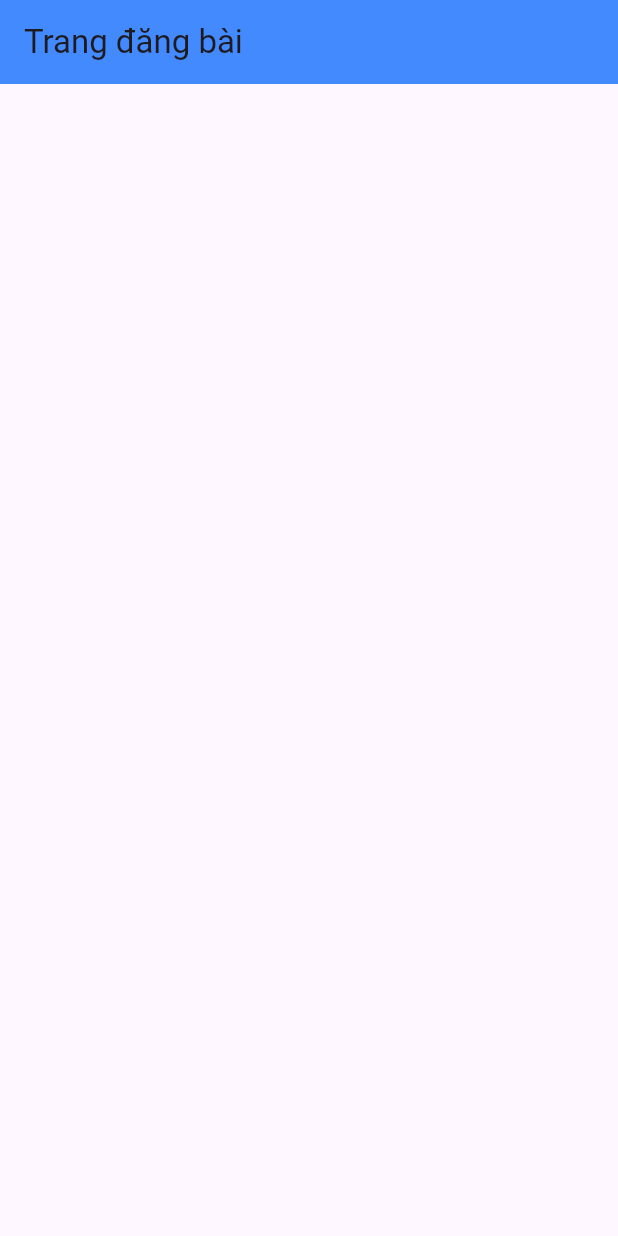
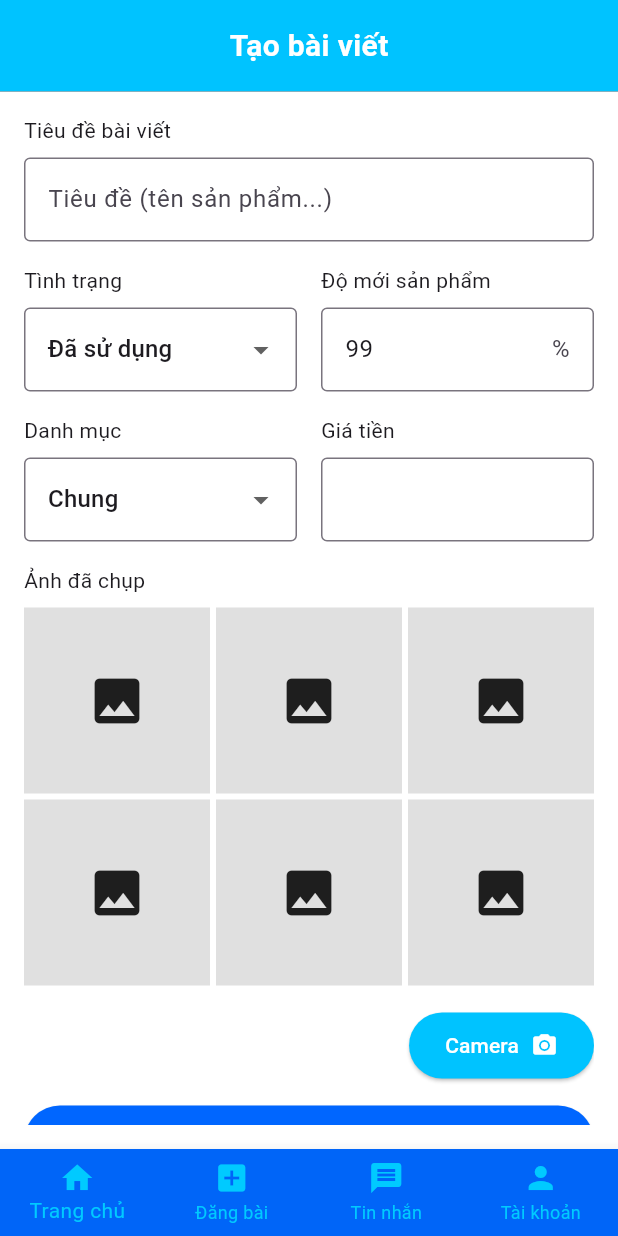
Before and after one commit to MinhNhat-6324/DATN, a Flutter app: the PostScreen screen opened directly, on a phone screen of 412 x 824 dp. Run offline on Flutter 3.47's test engine with Material 3 defaults, Android fonts, the phone set to English and light mode, and no system bars; our stand-ins replace image_picker; network calls fail.

Commit message:
up postScreen - ChinhSuaBaiViet-update homeScreen

```diff
--- a/lib/Screen/post_green.dart
+++ /dev/null
@@ -1,15 +0,0 @@
-import 'package:flutter/material.dart';
-
-class PostScreen extends StatelessWidget {
-  const PostScreen({super.key});
-
-  @override
-  Widget build(BuildContext context) {
-    return Scaffold(
-      appBar: AppBar(
-        title: const Text('Trang đăng bài'),
-        backgroundColor: Colors.blueAccent,
-      ),
-    );
-  }
-}
--- /dev/null
+++ b/lib/Screen/post_screen.dart
@@ -0,0 +1,223 @@
+import 'package:flutter/material.dart';
+
+class PostScreen extends StatelessWidget {
+  final TextEditingController titleController = TextEditingController();
+  final TextEditingController priceController = TextEditingController();
+  final TextEditingController conditionController =
+      TextEditingController(text: '99');
+
+  @override
+  Widget build(BuildContext context) {
+    return Scaffold(
+      backgroundColor: Colors.black,
+      body: SafeArea(
+        child: Column(
+          children: [
+            Container(
+              color: const Color(0xFF00C3FF),
+              padding: const EdgeInsets.symmetric(vertical: 16),
+              child: const Center(
+                child: Text(
+                  'Tạo bài viết',
+                  style: TextStyle(
+                      fontSize: 20,
+                      color: Colors.white,
+                      fontWeight: FontWeight.bold),
+                ),
+              ),
+            ),
+            Expanded(
+              child: Container(
+                color: Colors.white,
+                padding: const EdgeInsets.all(16),
+                child: SingleChildScrollView(
+                  child: Column(
+                    crossAxisAlignment: CrossAxisAlignment.start,
+                    children: [
+                      const Text('Tiêu đề bài viết'),
+                      const SizedBox(height: 8),
+                      TextField(
+                        controller: titleController,
+                        decoration: const InputDecoration(
+                          hintText: 'Tiêu đề (tên sản phẩm...)',
+                          border: OutlineInputBorder(),
+                        ),
+                      ),
+                      const SizedBox(height: 16),
+                      Row(
+                        children: [
+                          Expanded(
+                            child: Column(
+                              crossAxisAlignment: CrossAxisAlignment.start,
+                              children: [
+                                const Text('Tình trạng'),
+                                const SizedBox(height: 8),
+                                DropdownButtonFormField<String>(
+                                  items:
+                                      ['Đã sử dụng', 'Mới'].map((String value) {
+                                    return DropdownMenuItem<String>(
+                                      value: value,
+                                      child: Text(value),
+                                    );
+                                  }).toList(),
+                                  value: 'Đã sử dụng',
+                                  onChanged: (value) {},
+                                  decoration: const InputDecoration(
+                                      border: OutlineInputBorder()),
+                                ),
+                              ],
+                            ),
+                          ),
+                          const SizedBox(width: 16),
+                          Expanded(
+                            child: Column(
+                              crossAxisAlignment: CrossAxisAlignment.start,
+                              children: [
+                                const Text('Độ mới sản phẩm'),
+                                const SizedBox(height: 8),
+                                TextField(
+                                  controller: conditionController,
+                                  keyboardType: TextInputType.number,
+                                  decoration: const InputDecoration(
+                                    suffixText: '%',
+                                    border: OutlineInputBorder(),
+                                  ),
+                                ),
+                              ],
+                            ),
+                          ),
+                        ],
+                      ),
+                      const SizedBox(height: 16),
+                      Row(
+                        children: [
+                          Expanded(
+                            child: Column(
+                              crossAxisAlignment: CrossAxisAlignment.start,
+                              children: [
+                                const Text('Danh mục'),
+                                const SizedBox(height: 8),
+                                DropdownButtonFormField<String>(
+                                  items: [
+                                    'Chung',
+                                    'Điện tử',
+                                    'Thời trang',
+                                    'Khác'
+                                  ].map((String value) {
+                                    return DropdownMenuItem<String>(
+                                      value: value,
+                                      child: Text(value),
+                                    );
+                                  }).toList(),
+                                  value: 'Chung',
+                                  onChanged: (value) {},
+                                  decoration: const InputDecoration(
+                                      border: OutlineInputBorder()),
+                                ),
+                              ],
+                            ),
+                          ),
+                          const SizedBox(width: 16),
+                          Expanded(
+                            child: Column(
+                              crossAxisAlignment: CrossAxisAlignment.start,
+                              children: [
+                                const Text('Giá tiền'),
+                                const SizedBox(height: 8),
+                                TextField(
+                                  controller: priceController,
+                                  keyboardType: TextInputType.number,
+                                  decoration: const InputDecoration(
+                                    suffixText: 'VNĐ',
+                                    border: OutlineInputBorder(),
+                                  ),
+                                ),
+                              ],
+                            ),
+                          ),
+                        ],
+                      ),
+                      const SizedBox(height: 16),
+                      const Text('Ảnh đã chụp'),
+                      const SizedBox(height: 8),
+                      GridView.builder(
+                        shrinkWrap: true,
+                        physics: const NeverScrollableScrollPhysics(),
+                        gridDelegate:
+                            const SliverGridDelegateWithFixedCrossAxisCount(
+                          crossAxisCount: 3,
+                          crossAxisSpacing: 4,
+                          mainAxisSpacing: 4,
+                        ),
+                        itemCount: 6, // Số ảnh giả định
+                        itemBuilder: (context, index) {
+                          return Container(
+                            color: Colors.grey[300],
+                            child: Icon(Icons.image, size: 40),
+                          );
+                        },
+                      ),
+                      const SizedBox(height: 16),
+                      Align(
+                        alignment: Alignment.centerRight,
+                        child: ElevatedButton(
+                          onPressed: () {},
+                          style: ElevatedButton.styleFrom(
+                            backgroundColor: const Color(0xFF00C3FF),
+                            foregroundColor: Colors.white,
+                            padding: const EdgeInsets.symmetric(
+                                vertical: 12, horizontal: 24),
+                          ),
+                          child: Row(
+                            mainAxisSize: MainAxisSize.min,
+                            children: const [
+                              Text('Camera'),
+                              SizedBox(width: 8),
+                              Icon(Icons.camera_alt),
+                            ],
+                          ),
+                        ),
+                      ),
+                      const SizedBox(height: 16),
+                      SizedBox(
+                        width: double.infinity,
+                        child: ElevatedButton(
+                          onPressed: () {},
+                          child: const Text('Đăng bài'),
+                          style: ElevatedButton.styleFrom(
+                            backgroundColor: const Color(0xFF0066FF),
+                            padding: const EdgeInsets.symmetric(vertical: 16),
+                            textStyle:
+                                const TextStyle(fontWeight: FontWeight.bold),
+                          ),
+                        ),
+                      ),
+                    ],
+                  ),
+                ),
+              ),
+            ),
+            BottomNavigationBar(
+              items: const [
+                BottomNavigationBarItem(
+                    icon: Icon(Icons.home), label: 'Trang chủ'),
+                BottomNavigationBarItem(
+                    icon: Icon(Icons.add_box), label: 'Đăng bài'),
+                BottomNavigationBarItem(
+                    icon: Icon(Icons.message), label: 'Tin nhắn'),
+                BottomNavigationBarItem(
+                    icon: Icon(Icons.person), label: 'Tài khoản'),
+              ],
+              backgroundColor: const Color(0xFF0065F8),
+              selectedItemColor: const Color(0xFF00CAFF),
+              unselectedItemColor: const Color(0xFF00CAFF),
+              selectedLabelStyle: const TextStyle(color: Colors.white),
+              unselectedLabelStyle: const TextStyle(color: Colors.white),
+              type: BottomNavigationBarType.fixed,
+            ),
+          ],
+        ),
+      ),
+    );
+  }
+}
```
Also changed, not shown: lib/Screen/chiTietSanPhamScreen.dart (added, +186 -0 lines), lib/Screen/chinhSuaBaiVietScreen.dart (added, +223 -0 lines), lib/Screen/home_screen.dart (+36 -9 lines), lib/Screen/sanPhamLienQuanScreen.dart (renamed from lib/Screen/sanPhamLienQuangScreen.dart, +24 -11 lines), lib/main.dart (+6 -1 lines), pubspec.lock.
